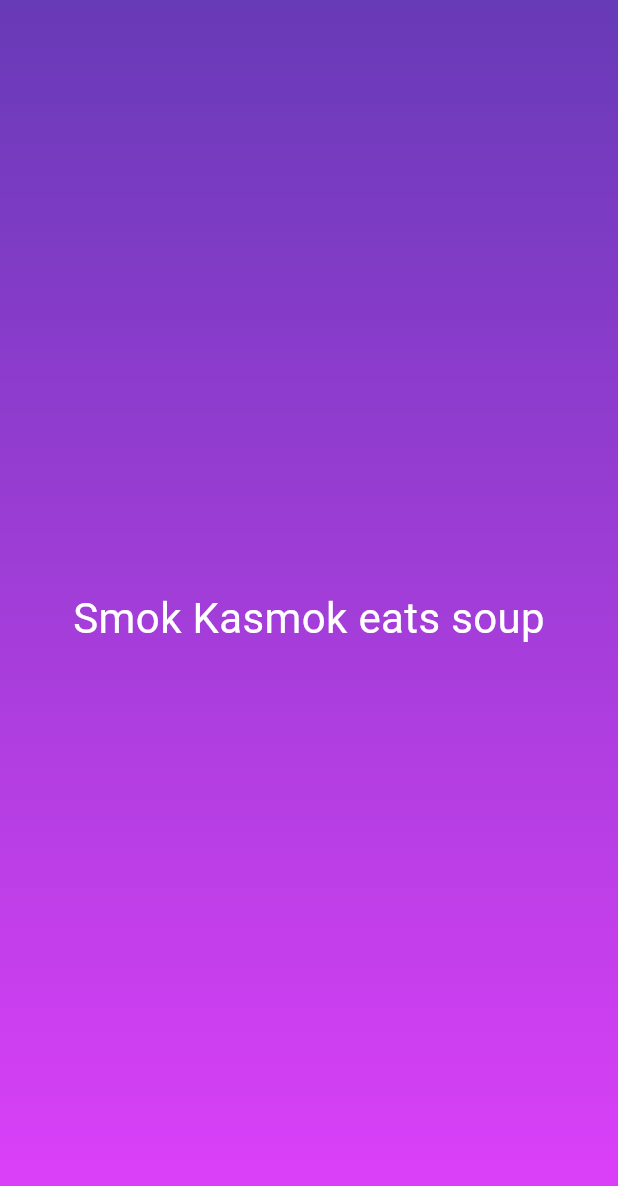
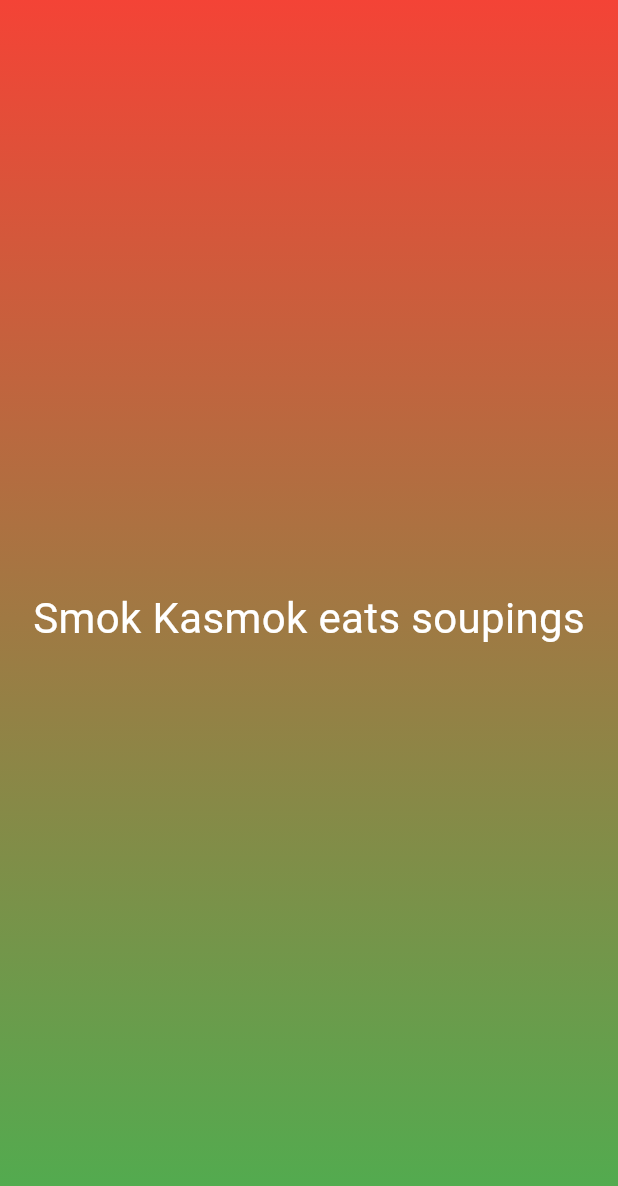
Before and after one commit to Markiu200/flutter_first_app, a Flutter app: the screen it shows after launch, on a phone screen of 412 x 824 dp. Shown: the top 1186 px of the screen. Run offline on Flutter 3.47's test engine with Material 3 defaults, Android fonts, the phone set to English and light mode, and no system bars.

Commit message:
Make background color more customizable
udemy: https://www.udemy.com/course/learn-flutter-dart-to-build-ios-android-apps/learn/lecture/37130554#overview

```diff
--- a/lib/gradient_container.dart
+++ b/lib/gradient_container.dart
@@ -2,19 +2,26 @@ import 'package:flutter/material.dart';
 import 'package:first_app/welcome_text.dart';
 
 class GradientContainer extends StatelessWidget {
-  const GradientContainer({super.key});
+  const GradientContainer({
+    super.key,
+    required this.beginColor,
+    required this.endColor,
+  });
+
+  final Color beginColor;
+  final Color endColor;
 
   @override
   Widget build(BuildContext context) {
     return Container(
       decoration: BoxDecoration(
         gradient: LinearGradient(
-          colors: [Colors.deepPurple, Colors.purpleAccent],
+          colors: [beginColor, endColor],
           begin: Alignment.topCenter,
           end: Alignment.bottomCenter,
         ),
       ),
-      child: Center(child: WelcomeText('Smok Kasmok eats soup')),
+      child: Center(child: WelcomeText('Smok Kasmok eats soupings')),
     );
   }
 }
```
Also changed, not shown: lib/main.dart (+9 -1 lines).
